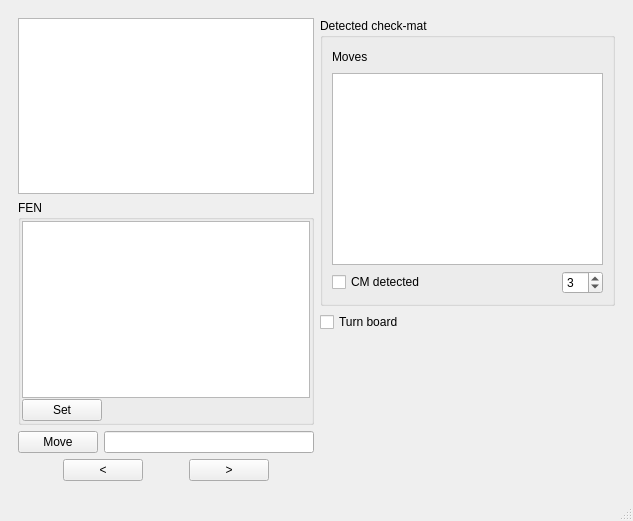
The window that gui.ui (vheinitz/chessbook) describes before a commit, drawn with Qt 5.
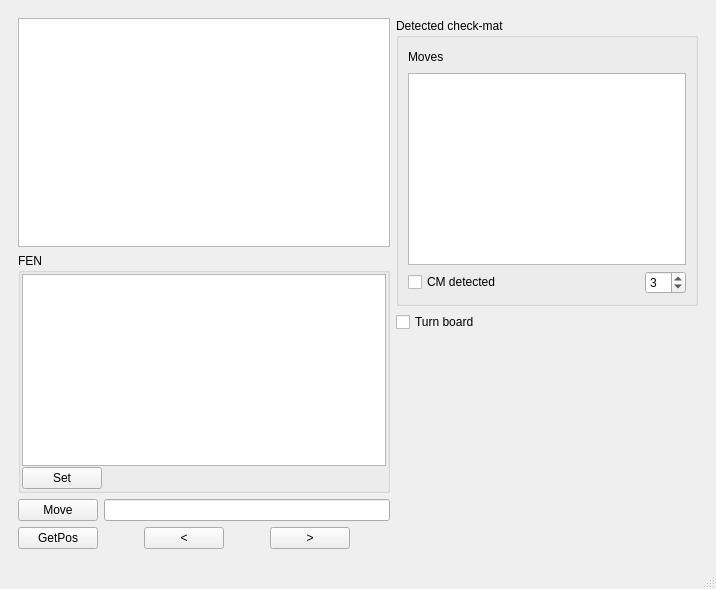
The same window after the commit.

The edit to the form file:
```diff
--- a/gui.ui
+++ b/gui.ui
@@ -6,8 +6,8 @@
    <rect>
     <x>0</x>
     <y>0</y>
-    <width>633</width>
-    <height>521</height>
+    <width>716</width>
+    <height>589</height>
    </rect>
   </property>
   <property name="windowTitle">
@@ -74,7 +74,7 @@
               </widget>
              </item>
              <item>
-              <spacer name="horizontalSpacer_6">
+              <spacer name="horizontalSpacer_7">
                <property name="orientation">
                 <enum>Qt::Horizontal</enum>
                </property>
@@ -111,7 +111,14 @@
         <item>
          <layout class="QHBoxLayout" name="horizontalLayout">
           <item>
-           <spacer name="horizontalSpacer_2">
+           <widget class="QPushButton" name="bGetPos">
+            <property name="text">
+             <string>GetPos</string>
+            </property>
+           </widget>
+          </item>
+          <item>
+           <spacer name="horizontalSpacer_6">
             <property name="orientation">
              <enum>Qt::Horizontal</enum>
             </property>
@@ -131,13 +138,10 @@
            </widget>
           </item>
           <item>
-           <spacer name="horizontalSpacer">
+           <spacer name="horizontalSpacer_2">
             <property name="orientation">
              <enum>Qt::Horizontal</enum>
             </property>
-            <property name="sizeType">
-             <enum>QSizePolicy::Fixed</enum>
-            </property>
             <property name="sizeHint" stdset="0">
              <size>
               <width>40</width>
@@ -154,7 +158,7 @@
            </widget>
           </item>
           <item>
-           <spacer name="horizontalSpacer_3">
+           <spacer name="horizontalSpacer">
             <property name="orientation">
              <enum>Qt::Horizontal</enum>
             </property>
@@ -194,7 +198,7 @@
               </widget>
              </item>
              <item>
-              <spacer name="horizontalSpacer_4">
+              <spacer name="horizontalSpacer_5">
                <property name="orientation">
                 <enum>Qt::Horizontal</enum>
                </property>
@@ -221,7 +225,7 @@
               </widget>
              </item>
              <item>
-              <spacer name="horizontalSpacer_5">
+              <spacer name="horizontalSpacer_3">
                <property name="orientation">
                 <enum>Qt::Horizontal</enum>
                </property>
@@ -264,9 +268,6 @@
         </item>
         <item>
          <spacer name="verticalSpacer">
-          <property name="orientation">
-           <enum>Qt::Vertical</enum>
-          </property>
           <property name="sizeHint" stdset="0">
            <size>
             <width>20</width>
```
Left out of the diff: 2 changed lines with no effect on the pictures.
